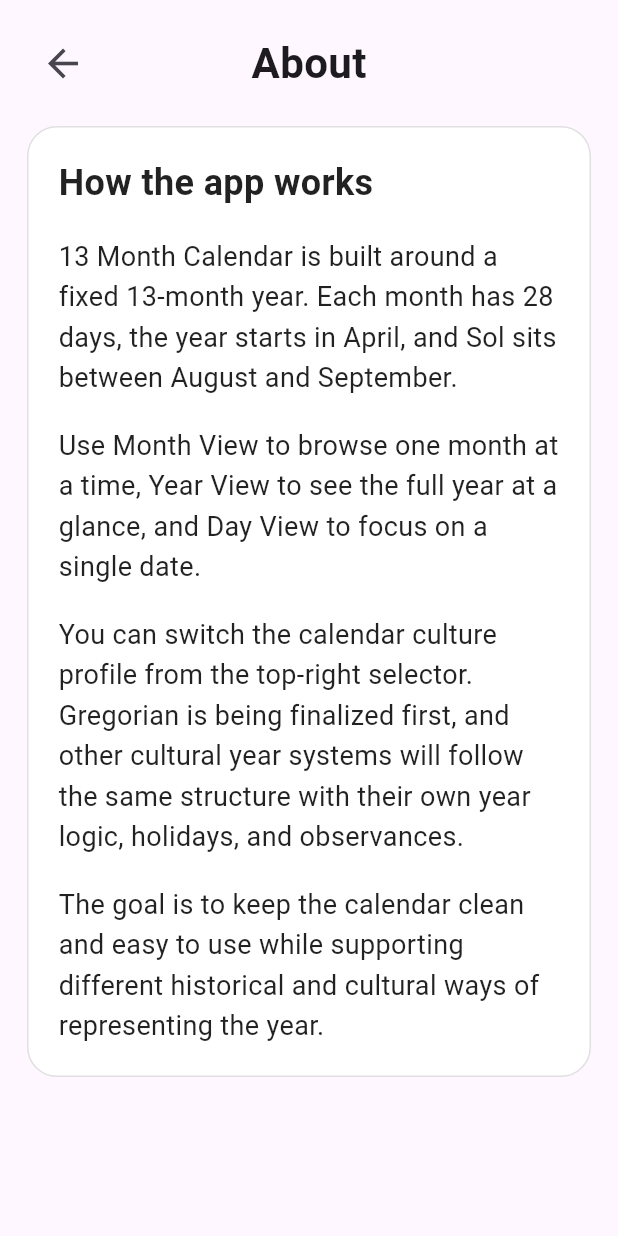
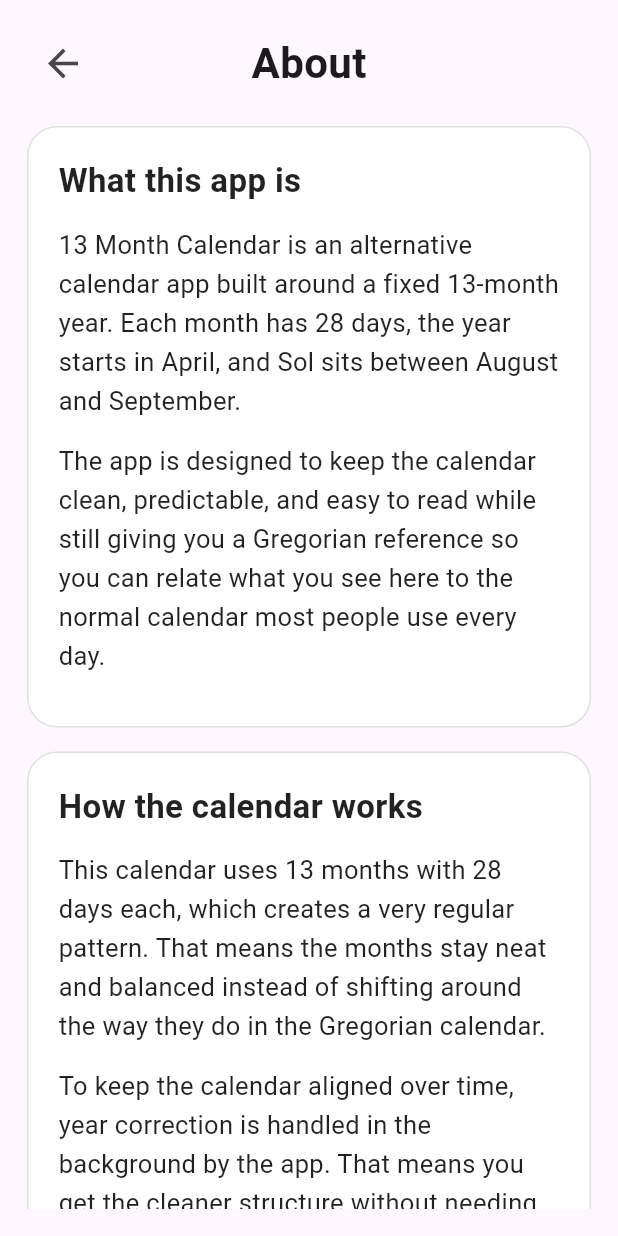
Before and after one commit to SisekoBunu/thirteen_month_calendar, a Flutter app: the screen it shows after launch, in the side drawer, after a tap on "About / How the app works", on a phone screen of 412 x 824 dp. Run offline on Flutter 3.47's test engine with Material 3 defaults, Android fonts, the phone set to English and light mode, and no system bars.

Commit message:
Improve About screen explanation

```diff
--- a/lib/screens/about_screen.dart
+++ b/lib/screens/about_screen.dart
@@ -2,6 +2,48 @@ import 'package:flutter/material.dart';
 
 class AboutScreen extends StatelessWidget {
   const AboutScreen({super.key});
+
+  Widget _infoCard({
+    required String title,
+    required List<String> paragraphs,
+  }) {
+    return Container(
+      margin: const EdgeInsets.only(bottom: 16),
+      padding: const EdgeInsets.all(20),
+      decoration: BoxDecoration(
+        color: Colors.white,
+        borderRadius: BorderRadius.circular(20),
+        border: Border.all(color: Colors.grey.shade300),
+      ),
+      child: Column(
+        crossAxisAlignment: CrossAxisAlignment.start,
+        children: [
+          Text(
+            title,
+            style: const TextStyle(
+              fontSize: 22,
+              fontWeight: FontWeight.w700,
+              color: Colors.black87,
+            ),
+          ),
+          const SizedBox(height: 14),
+          ...paragraphs.map(
+            (text) => Padding(
+              padding: const EdgeInsets.only(bottom: 14),
+              child: Text(
+                text,
+                style: const TextStyle(
+                  fontSize: 17,
+                  height: 1.5,
+                  color: Colors.black87,
+                ),
+              ),
+            ),
+          ),
+        ],
+      ),
+    );
+  }
 
   @override
   Widget build(BuildContext context) {
@@ -35,62 +77,47 @@ class AboutScreen extends StatelessWidget {
               Expanded(
                 child: ListView(
                   children: [
-                    Container(
-                      padding: const EdgeInsets.all(20),
-                      decoration: BoxDecoration(
-                        color: Colors.white,
-                        borderRadius: BorderRadius.circular(20),
-                        border: Border.all(color: Colors.grey.shade300),
-                      ),
-                      child: const Column(
-                        crossAxisAlignment: CrossAxisAlignment.start,
-                        children: [
-                          Text(
-                            'How the app works',
-                            style: TextStyle(
-                              fontSize: 24,
-                              fontWeight: FontWeight.w700,
-                              color: Colors.black87,
-                            ),
-                          ),
-                          SizedBox(height: 18),
-                          Text(
-                            '13 Month Calendar is built around a fixed 13-month year. Each month has 28 days, the year starts in April, and Sol sits between August and September.',
-                            style: TextStyle(
-                              fontSize: 18,
-                              height: 1.5,
-                              color: Colors.black87,
-                            ),
-                          ),
-                          SizedBox(height: 18),
-                          Text(
-                            'Use Month View to browse one month at a time, Year View to see the full year at a glance, and Day View to focus on a single date.',
-                            style: TextStyle(
-                              fontSize: 18,
-                              height: 1.5,
-                              color: Colors.black87,
-                            ),
-                          ),
-                          SizedBox(height: 18),
-                          Text(
-                            'You can switch the calendar culture profile from the top-right selector. Gregorian is being finalized first, and other cultural year systems will follow the same structure with their own year logic, holidays, and observances.',
-                            style: TextStyle(
-                              fontSize: 18,
-                              height: 1.5,
-                              color: Colors.black87,
-                            ),
-                          ),
-                          SizedBox(height: 18),
-                          Text(
-                            'The goal is to keep the calendar clean and easy to use while supporting different historical and cultural ways of representing the year.',
-                            style: TextStyle(
-                              fontSize: 18,
-                              height: 1.5,
-                              color: Colors.black87,
-                            ),
-                          ),
-                        ],
-                      ),
+                    _infoCard(
+                      title: 'What this app is',
+                      paragraphs: const [
+                        '13 Month Calendar is an alternative calendar app built around a fixed 13-month year. Each month has 28 days, the year starts in April, and Sol sits between August and September.',
+                        'The app is designed to keep the calendar clean, predictable, and easy to read while still giving you a Gregorian reference so you can relate what you see here to the normal calendar most people use every day.',
+                      ],
+                    ),
+                    _infoCard(
+                      title: 'How the calendar works',
+                      paragraphs: const [
+                        'This calendar uses 13 months with 28 days each, which creates a very regular pattern. That means the months stay neat and balanced instead of shifting around the way they do in the Gregorian calendar.',
+                        'To keep the calendar aligned over time, year correction is handled in the background by the app. That means you get the cleaner structure without needing to see extra correction days in the main calendar view.',
+                      ],
+                    ),
+                    _infoCard(
+                      title: 'Gregorian reference',
+                      paragraphs: const [
+                        'Gregorian is the main reference layer currently built into the app. When you select a day, the app can show the Gregorian equivalent date and any linked holidays or observances.',
+                        'This makes it easier to use the 13-month structure without losing track of where that day falls in the normal civil calendar.',
+                      ],
+                    ),
+                    _infoCard(
+                      title: 'Views and navigation',
+                      paragraphs: const [
+                        'Month View lets you browse one month at a time. Year View shows the full year at a glance. Day View focuses on one selected day and gives you more room for entries, reminders, alarms, and holiday details.',
+                        'The Today button jumps back to the current month and highlights today without forcing the day details panel open.',
+                      ],
+                    ),
+                    _infoCard(
+                      title: 'Entries and reminders',
+                      paragraphs: const [
+                        'You can add events, reminders, and alarms to dates in the calendar. Entries can be viewed from the selected day panel and from Day View.',
+                        'As the app grows, more calendar features such as recurring events, search, notifications, and additional cultural calendar systems will be added on top of this core structure.',
+                      ],
+                    ),
+                    _infoCard(
+                      title: 'Culture profiles',
+                      paragraphs: const [
+                        'The culture selector is intended to let the app support different ways of representing the year, along with their own observances, holidays, and calendar logic.',
+                        'Gregorian is being completed first so that it can serve as the template for the other profiles that will be added later.',
+                      ],
                     ),
                   ],
                 ),
--- a/lib/widgets/app_drawer.dart
+++ b/lib/widgets/app_drawer.dart
@@ -42,6 +42,9 @@ class AppDrawer extends StatelessWidget {
                     title: const Text(
                       'About / How the app works',
                       style: TextStyle(fontSize: 20),
+                    ),
+                    subtitle: const Text(
+                      'Learn how the 13-month system works',
                     ),
                     onTap: () {
                       Navigator.of(context).pop();
```
